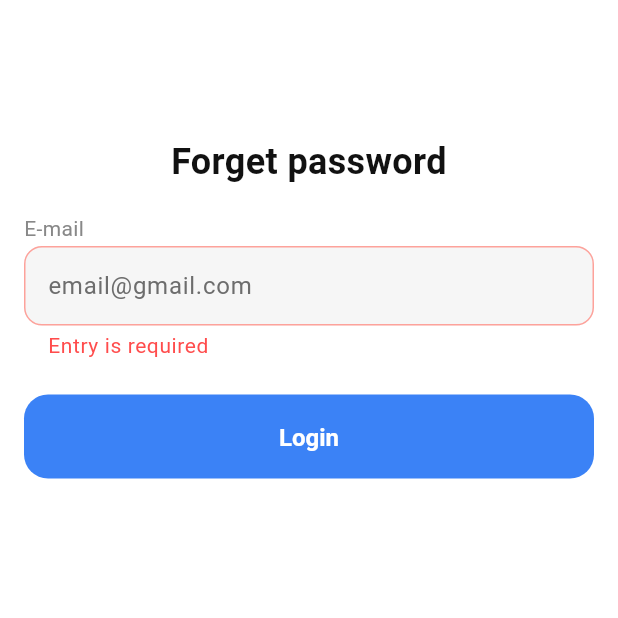
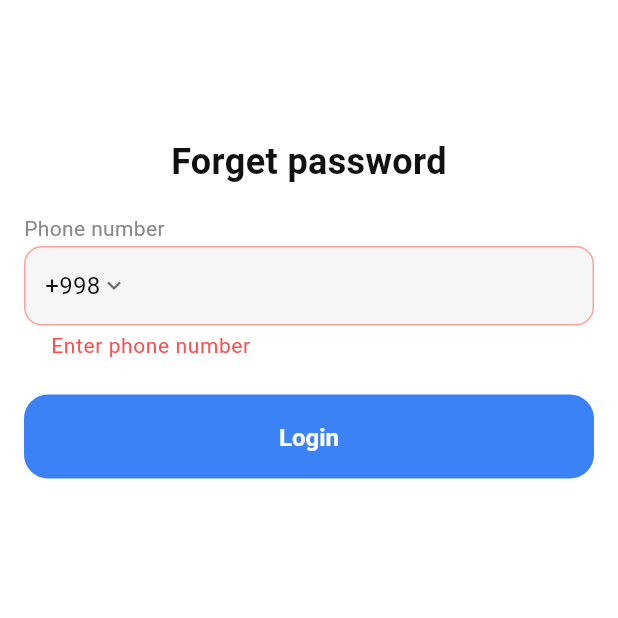
Before and after one commit to crazyfeyn/hilol-mobile, a Flutter app: the ForgetPassPage screen opened by its route, after a tap on "Login", on a phone screen of 412 x 824 dp, the top half of it. Run offline on Flutter 3.47's test engine with Material 3 defaults, Android fonts, the phone set to English and light mode, and no system bars; our stand-ins replace cached_network_image, carousel_slider, country_picker, dartz, dio, easy_localization and 8 more; accounts and stored records are empty; network calls fail; statements that could not run were skipped.

Commit message:
add phone number field and fix bugs

```diff
--- a/assets/translations/en-US.json
+++ b/assets/translations/en-US.json
@@ -27,6 +27,11 @@
   },
   "login_to_app": "Ilovaga kirish",
   "create_new_account": "Create new account",
+  "phone_number": "Phone number",
+  "phone_number_hint": "Phone number",
+  "phone_number_error_field" : {
+    "empty": "Enter phone number"
+  },
   "email": "E-mail",
   "email_hint" : "email@gmail.com",
   "email_invalid_format": "Please enter a valid email address (e.g. email@gmail.com)",
--- a/assets/translations/ko-KR.json
+++ b/assets/translations/ko-KR.json
@@ -27,6 +27,11 @@
   },
   "login_to_app": "Ilovaga kirish",
   "create_new_account": "Create new account",
+  "phone_number": "Phone number",
+  "phone_number_hint": "Phone number",
+  "phone_number_error_field" : {
+    "empty": "Enter phone number"
+  },
   "email": "E-mail",
   "email_hint" : "email@gmail.com",
   "email_invalid_format": "Please enter a valid email address (e.g. email@gmail.com)",
--- a/lib/presentation/pages/auth/confirm_code/page/confirm_code_page.dart
+++ b/lib/presentation/pages/auth/confirm_code/page/confirm_code_page.dart
@@ -39,7 +39,7 @@ class _ConfirmCodePageState extends State<ConfirmCodePage> {
             SizedBox(height: 24),
             PinPutWidget(controller: pinController),
             SizedBox(height: 16),
-            TimerWidget(email: widget.extra["email"]),
+            TimerWidget(email: "+${widget.extra["phone"]}"),
             SizedBox(height: 16),
             CustomElevatedButton(
               title: context.tr(LocaleKeys.continue_btn),
--- a/lib/presentation/pages/auth/forget_pass/page/forget_pass_page.dart
+++ b/lib/presentation/pages/auth/forget_pass/page/forget_pass_page.dart
@@ -4,7 +4,7 @@ import 'package:commerce_mobile/core/utils/locale_keys.g.dart';
 import 'package:commerce_mobile/presentation/pages/auth/confirm_code/page/confirm_code_page.dart';
 import 'package:commerce_mobile/presentation/pages/auth/reset_pass/page/reset_pass_page.dart';
 import 'package:commerce_mobile/presentation/widgets/custom_elevated_button.dart';
-import 'package:commerce_mobile/presentation/widgets/custom_text_field.dart';
+import 'package:commerce_mobile/presentation/widgets/custom_phone_field.dart';
 import 'package:easy_localization/easy_localization.dart';
 import 'package:flutter/material.dart';
 
@@ -19,7 +19,7 @@ class ForgetPassPage extends StatefulWidget {
 
 class _ForgetPassPageState extends State<ForgetPassPage> {
   final _formKey = GlobalKey<FormState>();
-  final _emailController = TextEditingController();
+  final _phoneController = TextEditingController();
 
   @override
   Widget build(BuildContext context) {
@@ -38,21 +38,9 @@ class _ForgetPassPageState extends State<ForgetPassPage> {
                 textAlign: TextAlign.center,
               ),
               SizedBox(height: 24),
-              CustomTextField(
-                title: context.tr(LocaleKeys.email),
-                hintText: context.tr(LocaleKeys.email_hint),
-                keyboardType: TextInputType.emailAddress,
-                ctr: _emailController,
-                validator: (value) {
-                  if (value == null || value.isEmpty) {
-                    return context.tr(LocaleKeys.empty_filed);
-                  } else if (!RegExp(
-                    r"^[\w-.]+@([\w-]+\.)+[\w-]{2,4}$",
-                  ).hasMatch(value)) {
-                    return context.tr(LocaleKeys.email_invalid_format);
-                  }
-                  return null;
-                },
+              CustomPhoneField(
+                controller: _phoneController,
+                title: context.tr(LocaleKeys.phone_number),
               ),
               SizedBox(height: 24),
               CustomElevatedButton(
@@ -60,8 +48,8 @@ class _ForgetPassPageState extends State<ForgetPassPage> {
                   if(_formKey.currentState!.validate()) {
                     FocusManager.instance.primaryFocus?.unfocus();
 
-                    final email = _emailController.text.trim();
-                    final extra = {"page": ResetPasswordPage.path, "email": email};
+                    final phone = _phoneController.text.trim();
+                    final extra = {"page": ResetPasswordPage.path, "phone": phone};
                     NavigationService.push(context, ConfirmCodePage.path, extra: extra);
                   }
                 },
--- a/lib/presentation/pages/auth/sign_up/page/sign_up_page.dart
+++ b/lib/presentation/pages/auth/sign_up/page/sign_up_page.dart
@@ -5,6 +5,7 @@ import 'package:commerce_mobile/presentation/pages/auth/confirm_code/page/confir
 import 'package:commerce_mobile/presentation/pages/auth/widget/check_widget.dart';
 import 'package:commerce_mobile/presentation/pages/home/page/main_page.dart';
 import 'package:commerce_mobile/presentation/widgets/custom_elevated_button.dart';
+import 'package:commerce_mobile/presentation/widgets/custom_phone_field.dart';
 import 'package:commerce_mobile/presentation/widgets/custom_text_field.dart';
 import 'package:easy_localization/easy_localization.dart';
 import 'package:flutter/cupertino.dart';
@@ -21,7 +22,7 @@ class SignUpPage extends StatefulWidget {
 
 class _SignUpPageState extends State<SignUpPage> {
   final _formKey = GlobalKey<FormState>();
-  final _emailController = TextEditingController();
+  final _phoneController = TextEditingController();
   final _passwordController = TextEditingController();
   final _confirmPasswordController = TextEditingController();
   bool obscureText = true;
@@ -44,21 +45,9 @@ class _SignUpPageState extends State<SignUpPage> {
                 textAlign: TextAlign.center,
               ),
               SizedBox(height: 24),
-              CustomTextField(
-                title: context.tr(LocaleKeys.email),
-                hintText: context.tr(LocaleKeys.email_hint),
-                keyboardType: TextInputType.emailAddress,
-                ctr: _emailController,
-                validator: (value) {
-                  if (value == null || value.isEmpty) {
-                    return context.tr(LocaleKeys.empty_filed);
-                  } else if (!RegExp(
-                    r"^[\w-.]+@([\w-]+\.)+[\w-]{2,4}$",
-                  ).hasMatch(value)) {
-                    return context.tr(LocaleKeys.email_invalid_format);
-                  }
-                  return null;
-                },
+              CustomPhoneField(
+                controller: _phoneController,
+                title: context.tr(LocaleKeys.phone_number),
               ),
               SizedBox(height: 12),
               CustomTextField(
@@ -137,8 +126,8 @@ class _SignUpPageState extends State<SignUpPage> {
               CustomElevatedButton(
                 onTap: () {
                   if(_formKey.currentState!.validate()) {
-                    final email = _emailController.text.trim();
-                    final extra = {"page": MainPage.path, "email": email};
+                    final phone = _phoneController.text.trim();
+                    final extra = {"page": MainPage.path, "phone": phone};
                     NavigationService.push(context, ConfirmCodePage.path, extra: extra);
                   }
                 },
--- a/lib/presentation/pages/profile/widget/profile_logout_and_delete.dart
+++ b/lib/presentation/pages/profile/widget/profile_logout_and_delete.dart
@@ -13,7 +13,7 @@ class ProfileLogoutAndDelete extends StatelessWidget {
   static showDialog(BuildContext context, {required bool isDelete, VoidCallback? onTap}) async {
     return await showCupertinoDialog(
       context: context,
-      builder: (_) => ProfileLogoutAndDelete(isDelete: isDelete),
+      builder: (_) => ProfileLogoutAndDelete(isDelete: isDelete, onTap: onTap),
     );
   }
 
--- a/pubspec.yaml
+++ b/pubspec.yaml
@@ -28,6 +28,8 @@ dependencies:
   url_launcher: ^6.3.2
   share_plus: ^11.1.0
   pinput: ^5.0.1
+  country_picker: ^2.0.27
+  mask_text_input_formatter: ^2.9.0
 
 dev_dependencies:
   flutter_test:
```
Also changed, not shown: lib/presentation/pages/auth/sign_in/page/sign_in_page.dart (+5 -16 lines), lib/presentation/pages/cart/page/cart_page.dart (+1 -16 lines), lib/presentation/pages/history/pages/order_history_page.dart (+1 -15 lines), lib/presentation/pages/profile/page/profile_page.dart (+19 -2 lines), lib/presentation/widgets/custom_phone_field.dart (+5 -22 lines), lib/core/utils/locale_keys.g.dart, pubspec.lock, 1 other file.
